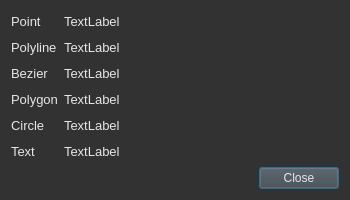
Old version of the form src/ui/DataPanel.ui in the repository chen6556/DSV.
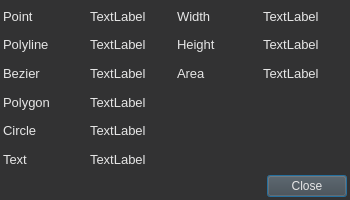
New version of the form.

Commit message: 数据面板增加统计数据.

What changed in the file:
```diff
--- a/src/ui/DataPanel.ui
+++ b/src/ui/DataPanel.ui
@@ -28,43 +28,158 @@
    <string notr="true">background-color: rgb(50, 50, 51);
 color: rgb(230, 230, 230);</string>
   </property>
-  <layout class="QGridLayout" name="gridLayout">
-   <item row="2" column="1">
-    <widget class="QLabel" name="bezier_label">
-     <property name="text">
-      <string>TextLabel</string>
-     </property>
-    </widget>
+  <layout class="QVBoxLayout" name="verticalLayout">
+   <property name="spacing">
+    <number>3</number>
+   </property>
+   <property name="leftMargin">
+    <number>3</number>
+   </property>
+   <property name="topMargin">
+    <number>3</number>
+   </property>
+   <property name="rightMargin">
+    <number>3</number>
+   </property>
+   <property name="bottomMargin">
+    <number>3</number>
+   </property>
+   <item>
+    <layout class="QGridLayout" name="gridLayout">
+     <item row="0" column="0">
+      <widget class="QLabel" name="label">
+       <property name="font">
+        <font>
+         <pointsize>10</pointsize>
+        </font>
+       </property>
+       <property name="text">
+        <string>Point</string>
+       </property>
+      </widget>
+     </item>
+     <item row="5" column="1">
+      <widget class="QLabel" name="text_label">
+       <property name="text">
+        <string>TextLabel</string>
+       </property>
+      </widget>
+     </item>
+     <item row="5" column="0">
+      <widget class="QLabel" name="label_6">
+       <property name="text">
+        <string>Text</string>
+       </property>
+      </widget>
+     </item>
+     <item row="4" column="1">
+      <widget class="QLabel" name="circle_label">
+       <property name="text">
+        <string>TextLabel</string>
+       </property>
+      </widget>
+     </item>
+     <item row="2" column="1">
+      <widget class="QLabel" name="bezier_label">
+       <property name="text">
+        <string>TextLabel</string>
+       </property>
+      </widget>
+     </item>
+     <item row="2" column="0">
+      <widget class="QLabel" name="label_3">
+       <property name="text">
+        <string>Bezier</string>
+       </property>
+      </widget>
+     </item>
+     <item row="1" column="0">
+      <widget class="QLabel" name="label_2">
+       <property name="text">
+        <string>Polyline</string>
+       </property>
+      </widget>
+     </item>
+     <item row="0" column="1">
+      <widget class="QLabel" name="point_label">
+       <property name="text">
+        <string>TextLabel</string>
+       </property>
+      </widget>
+     </item>
+     <item row="3" column="0">
+      <widget class="QLabel" name="label_4">
+       <property name="text">
+        <string>Polygon</string>
+       </property>
+      </widget>
+     </item>
+     <item row="4" column="0">
+      <widget class="QLabel" name="label_5">
+       <property name="text">
+        <string>Circle</string>
+       </property>
+      </widget>
+     </item>
+     <item row="0" column="2">
+      <widget class="QLabel" name="label_7">
+       <property name="text">
+        <string>Width</string>
+       </property>
+      </widget>
+     </item>
+     <item row="3" column="1">
+      <widget class="QLabel" name="polygon_label">
+       <property name="text">
+        <string>TextLabel</string>
+       </property>
+      </widget>
+     </item>
+     <item row="1" column="1">
+      <widget class="QLabel" name="polyline_label">
+       <property name="text">
+        <string>TextLabel</string>
+       </property>
+      </widget>
+     </item>
+     <item row="2" column="2">
+      <widget class="QLabel" name="label_9">
+       <property name="text">
+        <string>Area</string>
+       </property>
+      </widget>
+     </item>
+     <item row="1" column="2">
+      <widget class="QLabel" name="label_8">
+       <property name="text">
+        <string>Height</string>
+       </property>
+      </widget>
+     </item>
+     <item row="0" column="3">
+      <widget class="QLabel" name="width_label">
+       <property name="text">
+        <string>TextLabel</string>
+       </property>
+      </widget>
+     </item>
+     <item row="1" column="3">
+      <widget class="QLabel" name="height_label">
+       <property name="text">
+        <string>TextLabel</string>
+       </property>
+      </widget>
+     </item>
+     <item row="2" column="3">
+      <widget class="QLabel" name="area_label">
+       <property name="text">
+        <string>TextLabel</string>
+       </property>
+      </widget>
+     </item>
+    </layout>
    </item>
-   <item row="3" column="1">
-    <widget class="QLabel" name="polygon_label">
-     <property name="text">
-      <string>TextLabel</string>
-     </property>
-    </widget>
-   </item>
-   <item row="1" column="0">
-    <widget class="QLabel" name="label_2">
-     <property name="text">
-      <string>Polyline</string>
-     </property>
-    </widget>
-   </item>
-   <item row="2" column="0">
-    <widget class="QLabel" name="label_3">
-     <property name="text">
-      <string>Bezier</string>
-     </property>
-    </widget>
-   </item>
-   <item row="4" column="0">
-    <widget class="QLabel" name="label_5">
-     <property name="text">
-      <string>Circle</string>
-     </property>
-    </widget>
-   </item>
-   <item row="7" column="1">
+   <item>
     <widget class="QDialogButtonBox" name="buttonBox">
      <property name="styleSheet">
       <string notr="true">QPushButton
@@ -89,60 +204,6 @@
      </property>
     </widget>
    </item>
-   <item row="0" column="0">
-    <widget class="QLabel" name="label">
-     <property name="font">
-      <font>
-       <pointsize>10</pointsize>
-      </font>
-     </property>
-     <property name="text">
-      <string>Point</string>
-     </property>
-    </widget>
-   </item>
-   <item row="5" column="1">
-    <widget class="QLabel" name="text_label">
-     <property name="text">
-      <string>TextLabel</string>
-     </property>
-    </widget>
-   </item>
-   <item row="0" column="1">
-    <widget class="QLabel" name="point_label">
-     <property name="text">
-      <string>TextLabel</string>
-     </property>
-    </widget>
-   </item>
-   <item row="1" column="1">
-    <widget class="QLabel" name="polyline_label">
-     <property name="text">
-      <string>TextLabel</string>
-     </property>
-    </widget>
-   </item>
-   <item row="5" column="0">
-    <widget class="QLabel" name="label_6">
-     <property name="text">
-      <string>Text</string>
-     </property>
-    </widget>
-   </item>
-   <item row="4" column="1">
-    <widget class="QLabel" name="circle_label">
-     <property name="text">
-      <string>TextLabel</string>
-     </property>
-    </widget>
-   </item>
-   <item row="3" column="0">
-    <widget class="QLabel" name="label_4">
-     <property name="text">
-      <string>Polygon</string>
-     </property>
-    </widget>
-   </item>
   </layout>
  </widget>
  <resources/>
```
The commit also changes 1 other file.
